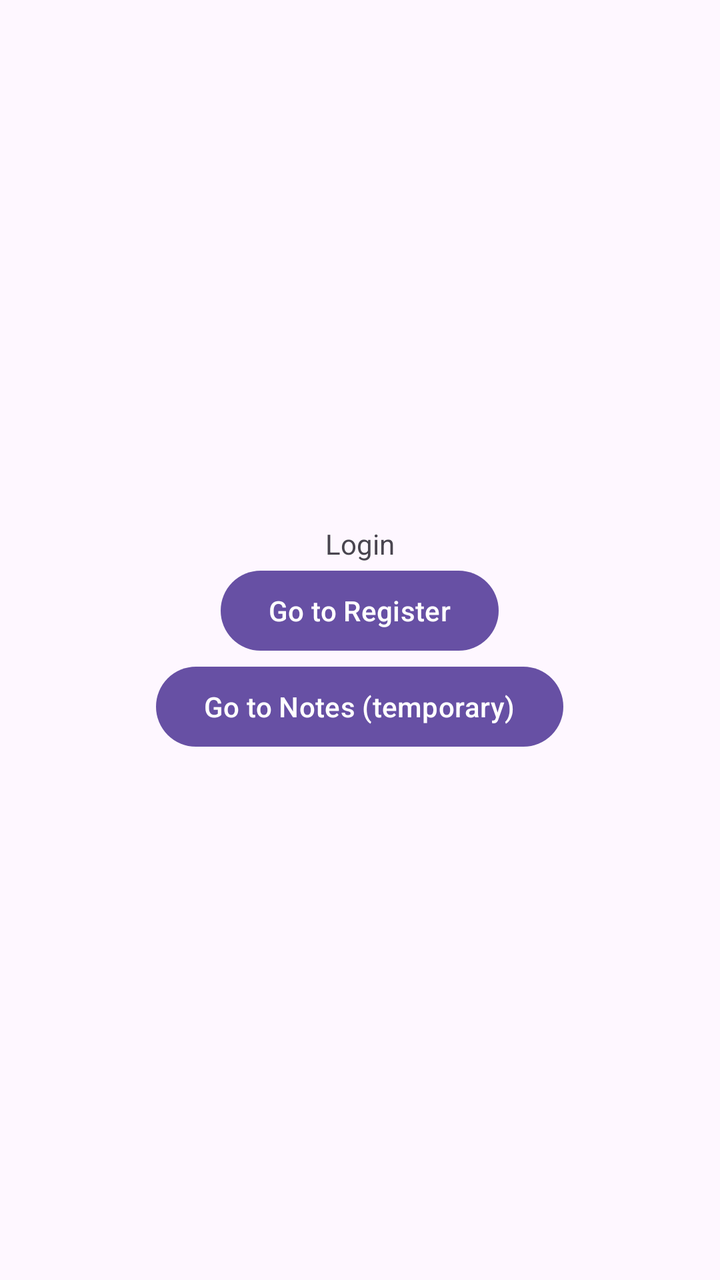
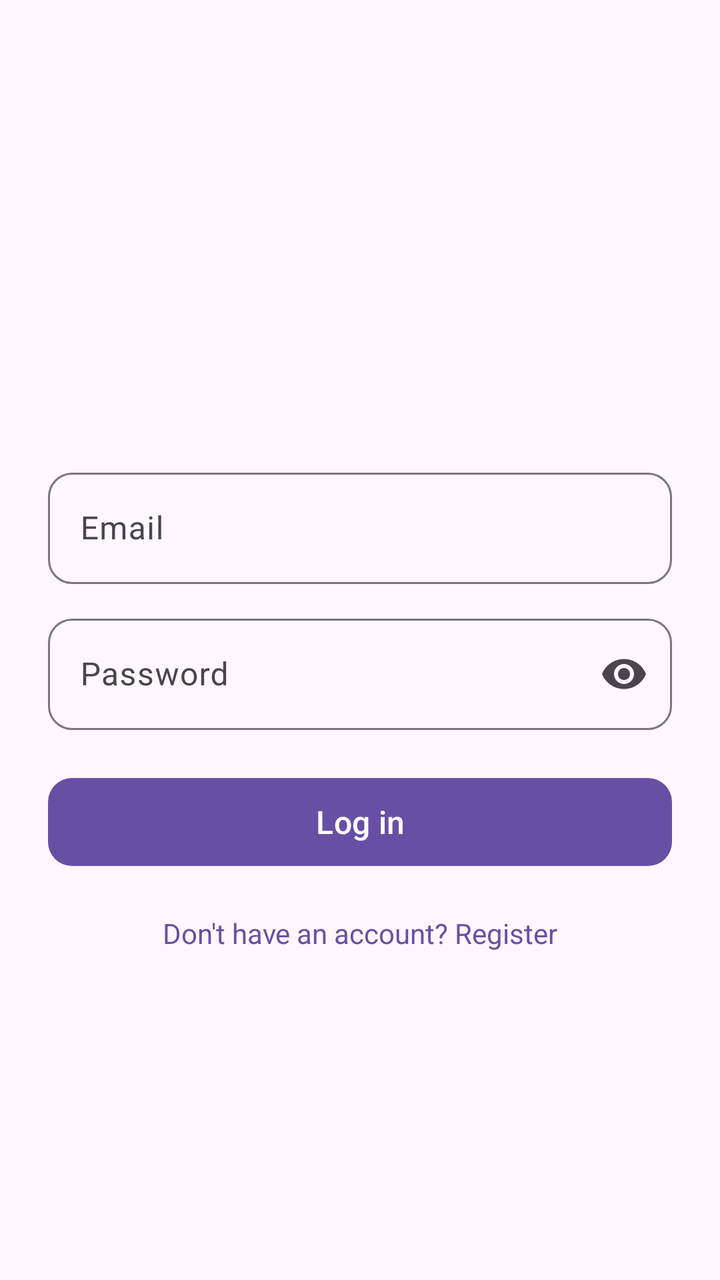

Compare the two renders of this Android layout. The source of the first and the diff that turns it into the second are given below.
<!-- AndroidManifest.xml: application theme Theme.NotesApp -->
<!-- res/layout/fragment_login.xml -->
<?xml version="1.0" encoding="utf-8"?>
<LinearLayout xmlns:android="http://schemas.android.com/apk/res/android"
    android:layout_width="match_parent"
    android:layout_height="match_parent"
    android:gravity="center"
    android:orientation="vertical">

    <TextView
        android:layout_width="wrap_content"
        android:layout_height="wrap_content"
        android:text="Login" />

    <Button
        android:id="@+id/register_button"
        android:layout_width="wrap_content"
        android:layout_height="wrap_content"
        android:text="Go to Register" />

    <Button
        android:id="@+id/notes_button"
        android:layout_width="wrap_content"
        android:layout_height="wrap_content"
        android:text="Go to Notes (temporary)" />
</LinearLayout>
<!-- resources referenced by this layout -->
<resources>
  <style name="Theme.NotesApp" parent="Base.Theme.NotesApp" />
  <style name="Base.Theme.NotesApp" parent="Theme.Material3.DayNight.NoActionBar">
          
          
      </style>
</resources>

<!-- the commit's change to res/layout/fragment_login.xml (unified diff, before → after) -->
@@ -1,24 +1,99 @@
+<?xml version="1.0" encoding="utf-8"?>
+<ScrollView xmlns:android="http://schemas.android.com/apk/res/android"
+    xmlns:app="http://schemas.android.com/apk/res-auto"
+    android:layout_width="match_parent"
+    android:layout_height="match_parent"
+    android:fillViewport="true">
+
+    <LinearLayout
+        android:layout_width="match_parent"
+        android:layout_height="match_parent"
+        android:gravity="center_vertical"
+        android:orientation="vertical"
+        android:padding="24dp">
+
+        <include
+            android:id="@+id/header"
+            layout="@layout/layout_auth_header" />
+
+        <com.google.android.material.textfield.TextInputLayout
+            android:id="@+id/email_layout"
+            style="@style/Widget.NotesApp.InputLayout"
+            android:layout_width="match_parent"
+            android:layout_height="wrap_content"
+            android:hint="@string/email">
+
+            <com.google.android.material.textfield.TextInputEditText
+                android:id="@+id/email_input"
+                android:layout_width="match_parent"
+                android:layout_height="wrap_content"
+                android:inputType="textEmailAddress" />
+        </com.google.android.material.textfield.TextInputLayout>
+
+        <com.google.android.material.textfield.TextInputLayout
+            android:id="@+id/password_layout"
+            style="@style/Widget.NotesApp.InputLayout"
+            android:layout_width="match_parent"
+            android:layout_height="wrap_content"
+            android:layout_marginTop="12dp"
+            android:hint="@string/password"
+            app:endIconMode="password_toggle">
+
+            <com.google.android.material.textfield.TextInputEditText
+                android:id="@+id/password_input"
+                android:layout_width="match_parent"
+                android:layout_height="wrap_content"
+                android:inputType="textPassword" />
+        </com.google.android.material.textfield.TextInputLayout>
+
+        <ProgressBar
+            android:id="@+id/progress"
+            android:layout_width="wrap_content"
+            android:layout_height="wrap_content"
+            android:layout_gravity="center_horizontal"
+            android:layout_marginTop="16dp"
+            android:visibility="gone" />
+
+        <com.google.android.material.button.MaterialButton
+            android:id="@+id/login_button"
+            style="@style/Widget.NotesApp.Button"
+            android:layout_width="match_parent"
+            android:layout_height="wrap_content"
+            android:layout_marginTop="20dp"
+            android:text="@string/login" />
+
+        <TextView
+            android:id="@+id/register_link"
+            style="@style/Widget.NotesApp.Link"
+            android:layout_width="match_parent"
+            android:layout_height="wrap_content"
+            android:layout_marginTop="8dp"
+            android:text="@string/no_account" />
+
+    </LinearLayout>
+</ScrollView>
+<!-- res/layout/layout_auth_header.xml (included above) -->
 <?xml version="1.0" encoding="utf-8"?>
 <LinearLayout xmlns:android="http://schemas.android.com/apk/res/android"
     android:layout_width="match_parent"
-    android:layout_height="match_parent"
-    android:gravity="center"
+    android:layout_height="wrap_content"
     android:orientation="vertical">
 
     <TextView
-        android:layout_width="wrap_content"
+        android:id="@+id/title_text"
+        android:layout_width="match_parent"
         android:layout_height="wrap_content"
-        android:text="Login" />
+        android:textAppearance="?attr/textAppearanceHeadlineMedium"
+        android:textColor="?attr/colorOnSurface"
+        android:textStyle="bold" />
 
-    <Button
-        android:id="@+id/register_button"
-        android:layout_width="wrap_content"
+    <TextView
+        android:id="@+id/subtitle_text"
+        android:layout_width="match_parent"
         android:layout_height="wrap_content"
-        android:text="Go to Register" />
+        android:layout_marginTop="4dp"
+        android:layout_marginBottom="16dp"
+        android:textAppearance="?attr/textAppearanceBodyLarge"
+        android:textColor="?attr/colorOnSurfaceVariant" />
 
-    <Button
-        android:id="@+id/notes_button"
-        android:layout_width="wrap_content"
-        android:layout_height="wrap_content"
-        android:text="Go to Notes (temporary)" />
 </LinearLayout>
<!-- resource entries referenced after the edit -->
@@ -1,5 +1,27 @@
 <!-- resources referenced by this layout -->
 <resources>
+  <string name="email">Email</string>
+  <string name="login">Log in</string>
+  <string name="no_account">Don\'t have an account? Register</string>
+  <string name="password">Password</string>
+  <style name="Widget.NotesApp.Button" parent="Widget.Material3.Button">
+          <item name="android:minHeight">52dp</item>
+          <item name="android:textSize">16sp</item>
+          <item name="cornerRadius">12dp</item>
+      </style>
+  <style name="Widget.NotesApp.InputLayout" parent="Widget.Material3.TextInputLayout.OutlinedBox">
+          <item name="boxCornerRadiusTopStart">12dp</item>
+          <item name="boxCornerRadiusTopEnd">12dp</item>
+          <item name="boxCornerRadiusBottomStart">12dp</item>
+          <item name="boxCornerRadiusBottomEnd">12dp</item>
+      </style>
+  <style name="Widget.NotesApp.Link" parent="">
+          <item name="android:gravity">center</item>
+          <item name="android:padding">12dp</item>
+          <item name="android:textColor">?attr/colorPrimary</item>
+          <item name="android:textSize">14sp</item>
+          <item name="android:background">?attr/selectableItemBackground</item>
+      </style>
   <style name="Theme.NotesApp" parent="Base.Theme.NotesApp" />
   <style name="Base.Theme.NotesApp" parent="Theme.Material3.DayNight.NoActionBar">
           
